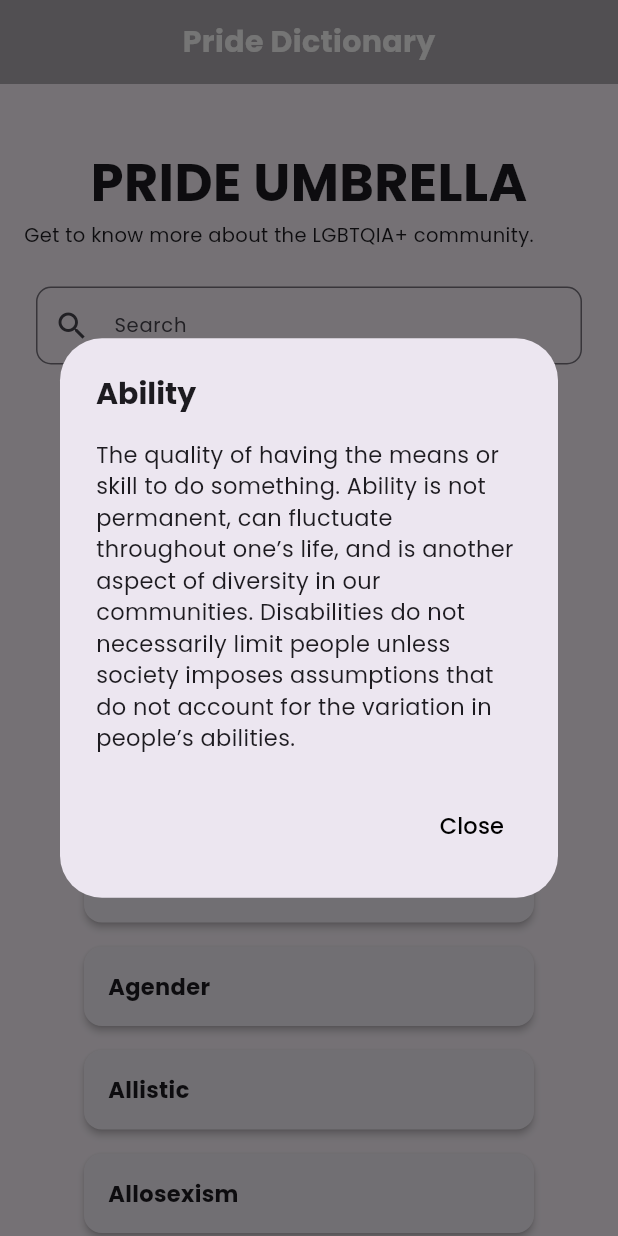
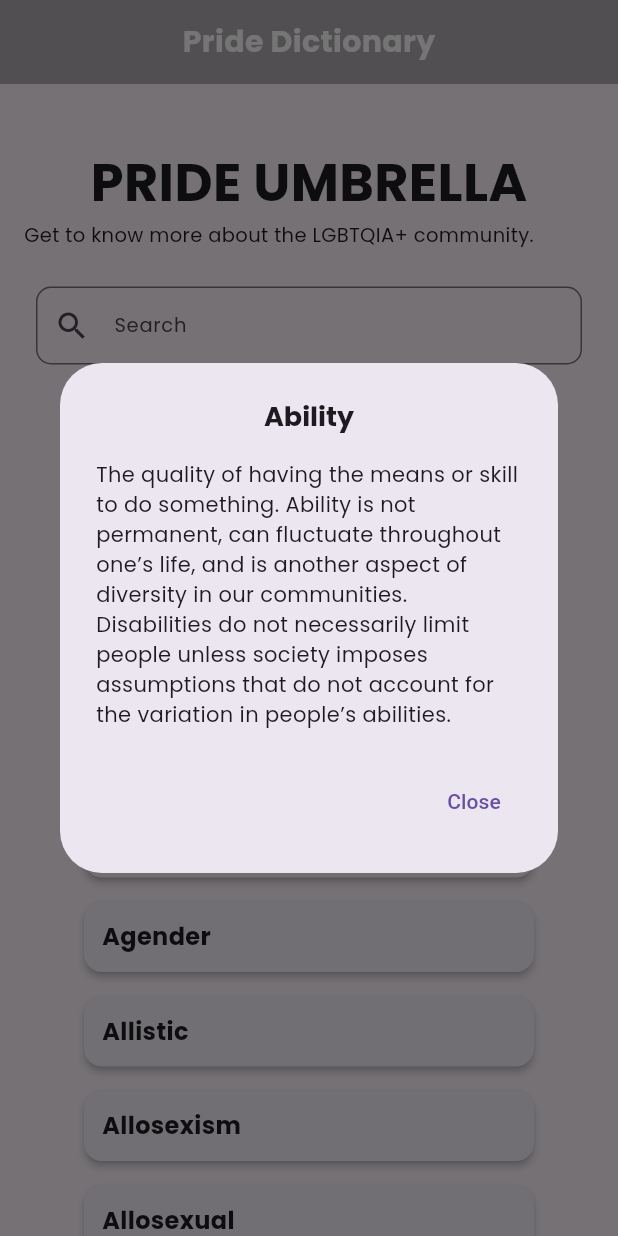
Before and after one commit to Olowap/LGBTQ-Hub, a Flutter app: the Dictionary screen opened directly, after a tap on "Ability", on a phone screen of 412 x 824 dp. Run offline on Flutter 3.47's test engine with Material 3 defaults, Android fonts, the phone set to English and light mode, and no system bars; our stand-ins replace google_fonts.

Commit message:
Title Content Center Applied

```diff
--- a/app/lib/Dictionary.dart
+++ b/app/lib/Dictionary.dart
@@ -1,5 +1,9 @@
 import 'package:flutter/material.dart';
 import 'package:google_fonts/google_fonts.dart';
+
+void main() => runApp(MaterialApp(
+      home: Dictionary(),
+    ));
 
 class Dictionary extends StatefulWidget {
   @override
@@ -106,8 +110,7 @@ class _DictionaryState extends State<Dictionary> {
                 ),
               ),
               Container(
-                color: Colors.black
-                    .withOpacity(0.3), // Adjust the opacity value as needed
+                color: Colors.black.withOpacity(0.3),
               ),
               Center(
                 child: Text(
@@ -152,12 +155,10 @@ class _DictionaryState extends State<Dictionary> {
               padding: const EdgeInsets.symmetric(horizontal: 8.0),
               child: TextField(
                 controller: _searchController,
-                style: GoogleFonts.poppins(
-                    fontSize: 13), // Set the input text style to Poppins
+                style: GoogleFonts.poppins(fontSize: 13),
                 decoration: InputDecoration(
                   labelText: 'Search',
-                  labelStyle: GoogleFonts.poppins(
-                      fontSize: 13), // Set the label text style to Poppins
+                  labelStyle: GoogleFonts.poppins(fontSize: 13),
                   prefixIcon: Icon(Icons.search),
                   border: OutlineInputBorder(
                     borderRadius: BorderRadius.circular(10),
@@ -207,7 +208,7 @@ class _DictionaryState extends State<Dictionary> {
       BuildContext context, String title, String content) {
     return Center(
       child: Container(
-        width: 300, // Adjust the width as needed
+        width: 300,
         child: Card(
           elevation: 2,
           margin: EdgeInsets.symmetric(vertical: 8),
@@ -217,28 +218,26 @@ class _DictionaryState extends State<Dictionary> {
                 context: context,
                 builder: (BuildContext context) {
                   return AlertDialog(
-                    title: Text(
+                    title: Center(
+                      child: Text(
                         title,
                         style: GoogleFonts.poppins(
-                        fontSize: 20,
+                          fontSize: 18,
                           fontWeight: FontWeight.bold,
                         ),
                       ),
-                    content: Text(
+                    ),
+                    content: SingleChildScrollView(
+                      child: Text(
                         content,
                         style: GoogleFonts.poppins(
-                        fontSize: 15,
+                          fontSize: 14,
+                        ),
                       ),
                     ),
                     actions: <Widget>[
                       TextButton(
-                        child: Text(
-                          'Close',
-                          style: GoogleFonts.poppins(
-                            fontSize: 15,
-                            color: Colors.black,
-                          ),
-                        ),
+                        child: Text('Close'),
                         onPressed: () {
                           Navigator.of(context).pop();
                         },
@@ -249,18 +248,13 @@ class _DictionaryState extends State<Dictionary> {
               );
             },
             child: Padding(
-              padding: EdgeInsets.all(16.0),
-              child: Column(
-                crossAxisAlignment: CrossAxisAlignment.start,
-                children: [
-                  Text(
+              padding: const EdgeInsets.all(12.0),
+              child: Text(
                 title,
                 style: GoogleFonts.poppins(
-                      fontSize: 15,
+                  fontSize: 16,
                   fontWeight: FontWeight.bold,
                 ),
-                  ),
-                ],
               ),
             ),
           ),
@@ -269,7 +263,3 @@ class _DictionaryState extends State<Dictionary> {
     );
   }
 }
-
-void main() => runApp(MaterialApp(
-      home: Dictionary(),
-    ));
```
Lines whose indentation alone changed are shown as unchanged.
